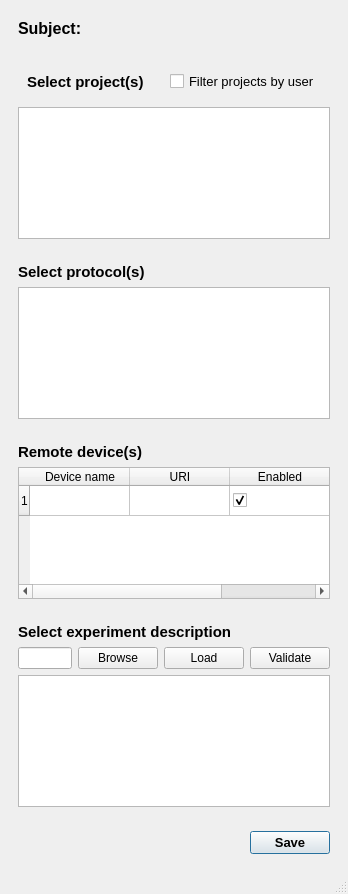
The window that deploy/project_procedure_gui/project_protocol_form.ui (int-brain-lab/iblscripts) describes before a commit, drawn with Qt 5.
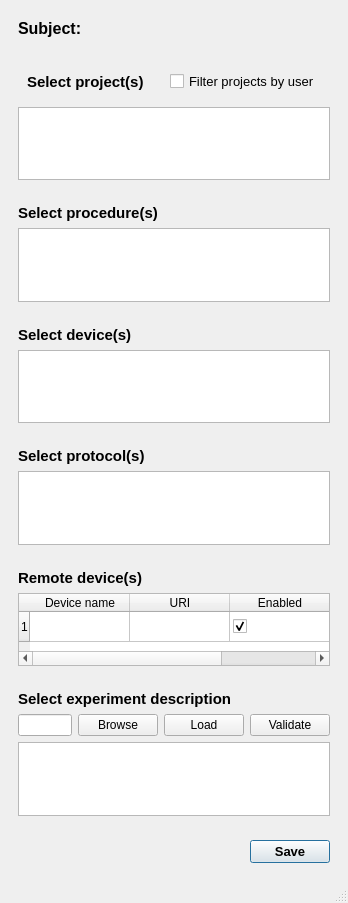
The same window after the commit.

Commit message: device stubs to gui

Diff of the .ui file:
```diff
--- a/deploy/project_procedure_gui/project_protocol_form.ui
+++ b/deploy/project_procedure_gui/project_protocol_form.ui
@@ -7,7 +7,7 @@
     <x>0</x>
     <y>0</y>
     <width>348</width>
-    <height>894</height>
+    <height>903</height>
    </rect>
   </property>
   <property name="windowTitle">
@@ -117,7 +117,7 @@
           </font>
          </property>
          <property name="text">
-          <string>Select protocol(s)</string>
+          <string>Select procedure(s)</string>
          </property>
         </widget>
        </item>
@@ -128,7 +128,53 @@
      </widget>
     </item>
     <item>
-     <widget class="QWidget" name="verticalWidget" native="true">
+     <widget class="QWidget" name="widget_6" native="true">
+      <layout class="QVBoxLayout" name="verticalLayout_6">
+       <item>
+        <widget class="QLabel" name="label_3">
+         <property name="font">
+          <font>
+           <pointsize>11</pointsize>
+           <weight>75</weight>
+           <bold>true</bold>
+          </font>
+         </property>
+         <property name="text">
+          <string>Select device(s)</string>
+         </property>
+        </widget>
+       </item>
+       <item>
+        <widget class="QListWidget" name="deviceList"/>
+       </item>
+      </layout>
+     </widget>
+    </item>
+    <item>
+     <widget class="QWidget" name="protocolWidget" native="true">
+      <layout class="QVBoxLayout" name="verticalLayout_7">
+       <item>
+        <widget class="QLabel" name="label_5">
+         <property name="font">
+          <font>
+           <pointsize>11</pointsize>
+           <weight>75</weight>
+           <bold>true</bold>
+          </font>
+         </property>
+         <property name="text">
+          <string>Select protocol(s)</string>
+         </property>
+        </widget>
+       </item>
+       <item>
+        <widget class="QListWidget" name="protocolList"/>
+       </item>
+      </layout>
+     </widget>
+    </item>
+    <item>
+     <widget class="QWidget" name="remoteWidget" native="true">
       <layout class="QVBoxLayout" name="verticalLayout_5">
        <property name="leftMargin">
         <number>9</number>
```
The commit also changes 13 other files.
